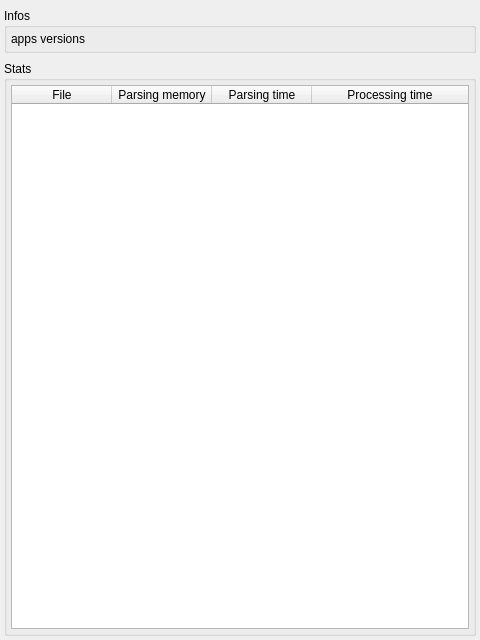
emericg/MiniVideo, file mini_analyser/ui/tabdev.ui: the form before one commit.
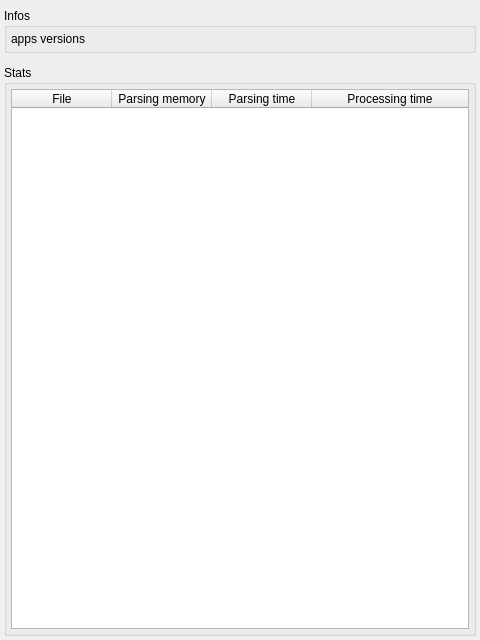
The form after the commit.

Commit message: mini_analyser: minor UI adjustments

The edit to the form file:
```diff
--- a/mini_analyser/ui/tabdev.ui
+++ b/mini_analyser/ui/tabdev.ui
@@ -30,7 +30,7 @@
     <number>4</number>
    </property>
    <property name="verticalSpacing">
-    <number>8</number>
+    <number>12</number>
    </property>
    <item row="0" column="0">
     <widget class="QGroupBox" name="groupBox_dev_infos">
```
The commit also changes 1 other file.
